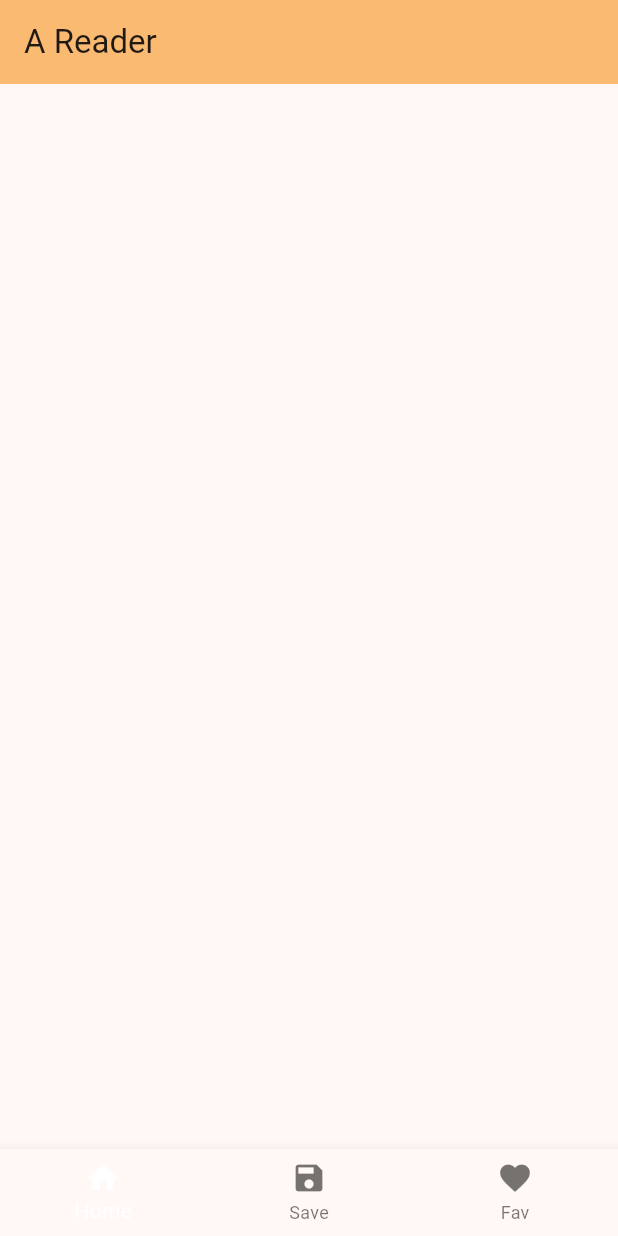
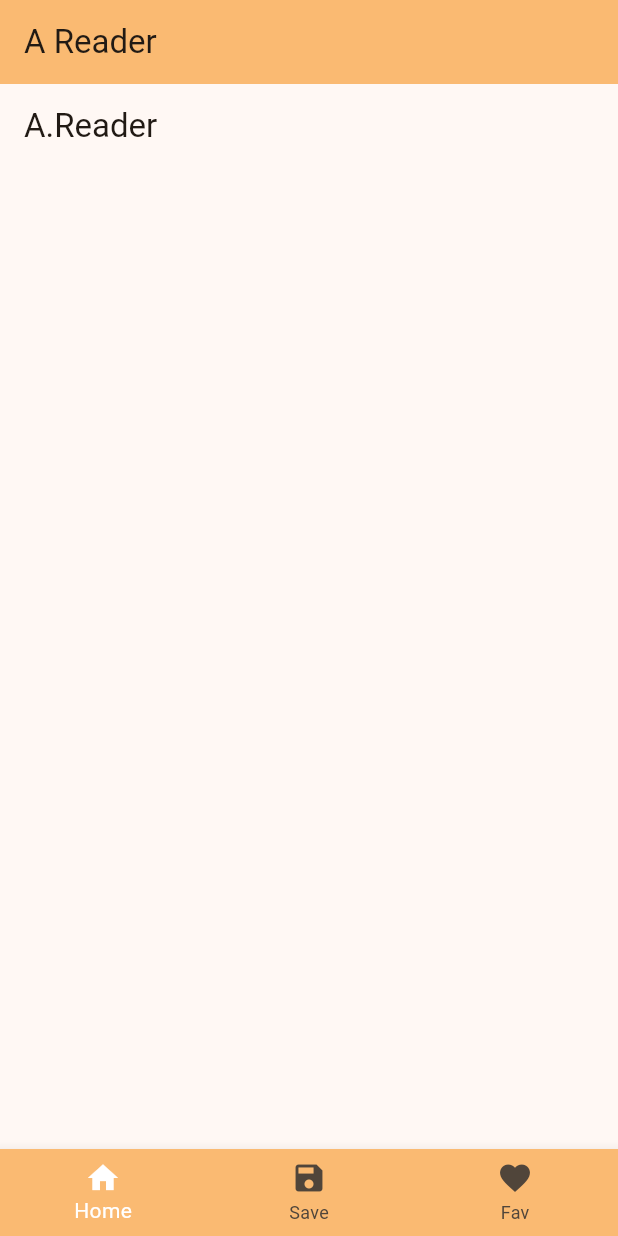
Before and after one commit to SAJalingo/book_reader, a Flutter app: the screen it shows after launch, on a phone screen of 412 x 824 dp. Run offline on Flutter 3.47's test engine with Material 3 defaults, Android fonts, the phone set to English and light mode, and no system bars.

Commit message:
I created all screens and added the click functionality to the navigation items

```diff
--- a/lib/main.dart
+++ b/lib/main.dart
@@ -1,3 +1,6 @@
+import 'package:book_reader/pages/fav_screen.dart';
+import 'package:book_reader/pages/home_screen.dart';
+import 'package:book_reader/pages/saved_screen.dart';
 import 'package:flutter/material.dart';
 
 void main() {
@@ -32,6 +35,17 @@ class MyHomePage extends StatefulWidget {
 }
 
 class _MyHomePageState extends State<MyHomePage> {
+  int _currentIndex = 0;
+
+  final List<Widget> _screens = [
+    const HomeScreen(),
+    const SavedScreen(),
+    const FavScreen(),
+    // Text('Home'),
+    // Text('Save'),
+    // Text('Fav'),
+  ];
+
   @override
   Widget build(BuildContext context) {
     return Scaffold(
@@ -41,8 +55,12 @@ class _MyHomePageState extends State<MyHomePage> {
         ).colorScheme.inversePrimary,
         title: Text('A Reader'),
       ),
-      body: Column(children: []),
+      body: _screens[_currentIndex],
       bottomNavigationBar: BottomNavigationBar(
+        backgroundColor: Theme.of(
+          context,
+        ).colorScheme.inversePrimary,
+        currentIndex: _currentIndex,
         items: <BottomNavigationBarItem>[
           BottomNavigationBarItem(
             icon: Icon(Icons.home),
@@ -56,7 +74,18 @@ class _MyHomePageState extends State<MyHomePage> {
             icon: Icon(Icons.favorite),
             label: 'Fav',
           ),
-        ],selectedItemColor: Theme.of(context).colorScheme.onPrimary,
+        ],
+        selectedItemColor: Theme.of(
+          context,
+        ).colorScheme.onPrimary,
+        unselectedItemColor: Theme.of(
+          context,
+        ).colorScheme.onSurfaceVariant,
+        onTap: (value) {
+          setState(() {
+            _currentIndex = value;
+          });
+        },
       ),
     );
   }
--- /dev/null
+++ b/lib/pages/home_screen.dart
@@ -0,0 +1,15 @@
+import 'package:flutter/material.dart';
+
+class HomeScreen extends StatefulWidget {
+  const HomeScreen({super.key});
+
+  @override
+  State<HomeScreen> createState() => _HomeScreenState();
+}
+
+class _HomeScreenState extends State<HomeScreen> {
+  @override
+  Widget build(BuildContext context) {
+    return Scaffold(appBar: AppBar(title: Text('A.Reader'),),);
+  }
+}
```
Also changed, not shown: lib/pages/fav_screen.dart (added, +15 -0 lines), lib/pages/saved_screen.dart (added, +15 -0 lines).
